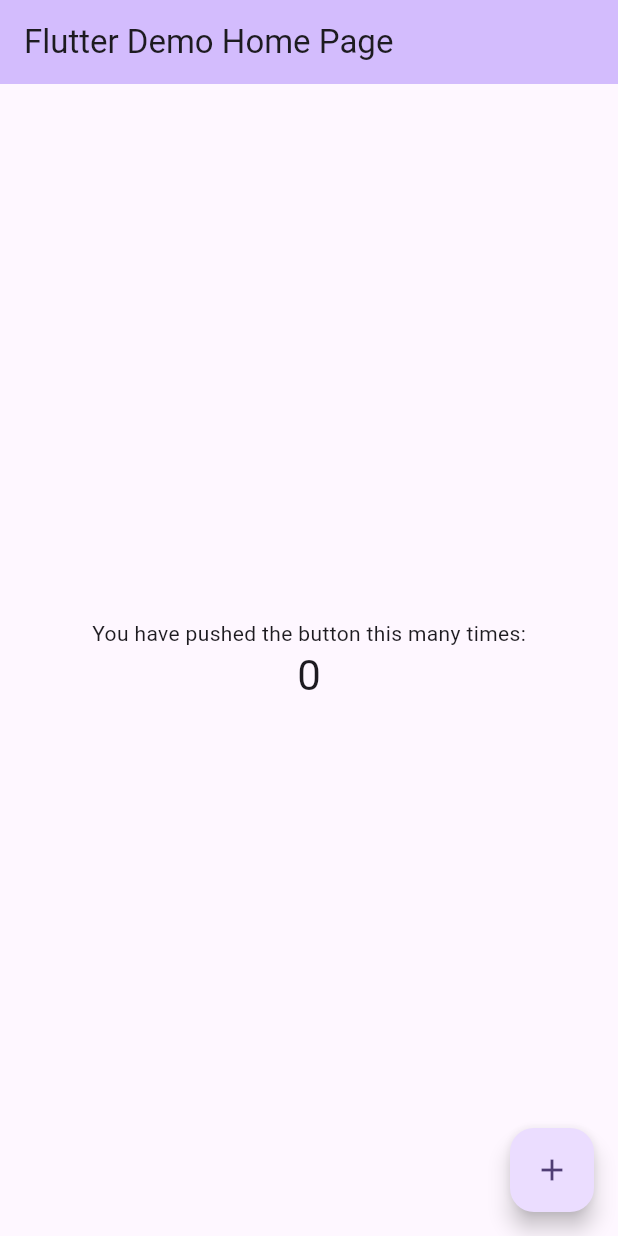
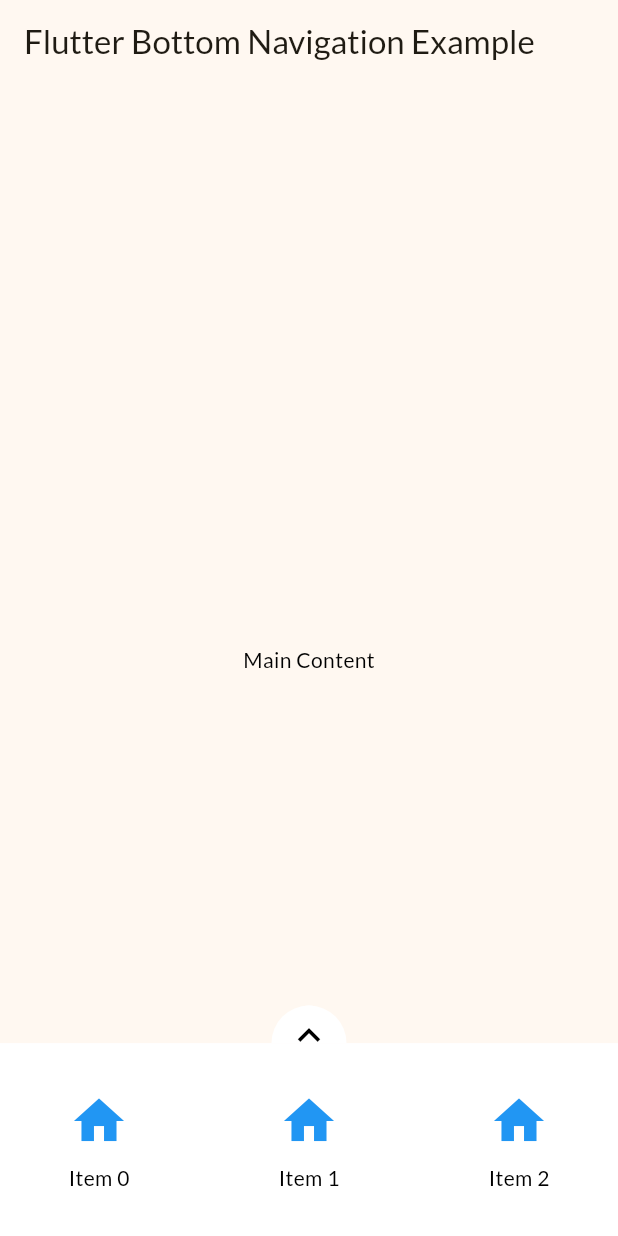
Before and after one commit to argigentarna/payungpribadi, a Flutter app: the screen it shows after launch, on a phone screen of 412 x 824 dp. Run offline on Flutter 3.47's test engine with Material 3 defaults, Android fonts, the phone set to English and light mode, and no system bars; our stand-ins replace google_fonts.

Commit message:
logic navigation menu on bottom

```diff
--- a/payungpribadi/lib/main.dart
+++ b/payungpribadi/lib/main.dart
@@ -1,4 +1,10 @@
 import 'package:flutter/material.dart';
+import 'package:google_fonts/google_fonts.dart';
+import 'package:payungpribadi/common/theme.dart';
+import 'package:payungpribadi/presentation/provider/app_notifier.dart';
+import 'package:payungpribadi/presentation/screen/main_screen.dart';
+import 'package:payungpribadi/presentation/screen/splash_screen.dart';
+import 'package:provider/provider.dart';
 
 void main() {
   runApp(const MyApp());
@@ -10,116 +16,28 @@
   // This widget is the root of your application.
   @override
   Widget build(BuildContext context) {
-    return MaterialApp(
-      title: 'Flutter Demo',
-      theme: ThemeData(
-        // This is the theme of your application.
-        //
-        // TRY THIS: Try running your application with "flutter run". You'll see
-        // the application has a purple toolbar. Then, without quitting the app,
-        // try changing the seedColor in the colorScheme below to Colors.green
-        // and then invoke "hot reload" (save your changes or press the "hot
-        // reload" button in a Flutter-supported IDE, or press "r" if you used
-        // the command line to start the app).
-        //
-        // Notice that the counter didn't reset back to zero; the application
-        // state is not lost during the reload. To reset the state, use hot
-        // restart instead.
-        //
-        // This works for code too, not just values: Most code changes can be
-        // tested with just a hot reload.
-        colorScheme: ColorScheme.fromSeed(seedColor: Colors.deepPurple),
-        useMaterial3: true,
+    return MultiProvider(
+      providers: [
+        ChangeNotifierProvider(
+          create: (_) => AppNotifier(),
+        ),
+      ],
+      child: MaterialApp(
+        title: 'Flutter Demo',
+        theme: ThemeData(
+          colorScheme: ColorScheme.fromSeed(seedColor: kPrimaryColor),
+          useMaterial3: true,
+          textTheme: GoogleFonts.latoTextTheme(
+            Theme.of(context)
+                .textTheme
+                .apply(bodyColor: Colors.black, displayColor: Colors.black),
+          ),
+        ),
+        home: const SplashScreen(),
+        routes: <String, WidgetBuilder>{
+          '/main_screen': (context) => MainScreen(),
+        },
       ),
-      home: const MyHomePage(title: 'Flutter Demo Home Page'),
     );
   }
 }
-
-class MyHomePage extends StatefulWidget {
-  const MyHomePage({super.key, required this.title});
-
-  // This widget is the home page of your application. It is stateful, meaning
-  // that it has a State object (defined below) that contains fields that affect
-  // how it looks.
-
-  // This class is the configuration for the state. It holds the values (in this
-  // case the title) provided by the parent (in this case the App widget) and
-  // used by the build method of the State. Fields in a Widget subclass are
-  // always marked "final".
-
-  final String title;
-
-  @override
-  State<MyHomePage> createState() => _MyHomePageState();
-}
-
-class _MyHomePageState extends State<MyHomePage> {
-  int _counter = 0;
-
-  void _incrementCounter() {
-    setState(() {
-      // This call to setState tells the Flutter framework that something has
-      // changed in this State, which causes it to rerun the build method below
-      // so that the display can reflect the updated values. If we changed
-      // _counter without calling setState(), then the build method would not be
-      // called again, and so nothing would appear to happen.
-      _counter++;
-    });
-  }
-
-  @override
-  Widget build(BuildContext context) {
-    // This method is rerun every time setState is called, for instance as done
-    // by the _incrementCounter method above.
-    //
-    // The Flutter framework has been optimized to make rerunning build methods
-    // fast, so that you can just rebuild anything that needs updating rather
-    // than having to individually change instances of widgets.
-    return Scaffold(
-      appBar: AppBar(
-        // TRY THIS: Try changing the color here to a specific color (to
-        // Colors.amber, perhaps?) and trigger a hot reload to see the AppBar
-        // change color while the other colors stay the same.
-        backgroundColor: Theme.of(context).colorScheme.inversePrimary,
-        // Here we take the value from the MyHomePage object that was created by
-        // the App.build method, and use it to set our appbar title.
-        title: Text(widget.title),
-      ),
-      body: Center(
-        // Center is a layout widget. It takes a single child and positions it
-        // in the middle of the parent.
-        child: Column(
-          // Column is also a layout widget. It takes a list of children and
-          // arranges them vertically. By default, it sizes itself to fit its
-          // children horizontally, and tries to be as tall as its parent.
-          //
-          // Column has various properties to control how it sizes itself and
-          // how it positions its children. Here we use mainAxisAlignment to
-          // center the children vertically; the main axis here is the vertical
-          // axis because Columns are vertical (the cross axis would be
-          // horizontal).
-          //
-          // TRY THIS: Invoke "debug painting" (choose the "Toggle Debug Paint"
-          // action in the IDE, or press "p" in the console), to see the
-          // wireframe for each widget.
-          mainAxisAlignment: MainAxisAlignment.center,
-          children: <Widget>[
-            const Text(
-              'You have pushed the button this many times:',
-            ),
-            Text(
-              '$_counter',
-              style: Theme.of(context).textTheme.headlineMedium,
-            ),
-          ],
-        ),
-      ),
-      floatingActionButton: FloatingActionButton(
-        onPressed: _incrementCounter,
-        tooltip: 'Increment',
-        child: const Icon(Icons.add),
-      ), // This trailing comma makes auto-formatting nicer for build methods.
-    );
-  }
-}
--- /dev/null
+++ b/payungpribadi/lib/presentation/provider/app_notifier.dart
@@ -0,0 +1,97 @@
+// ignore_for_file: unused_field, unused_element
+
+import 'dart:async';
+
+import 'package:flutter/foundation.dart';
+import 'package:flutter/material.dart';
+
+class AppNotifier extends ChangeNotifier {
+  int _selectedIndex = 0;
+  int get selectedIndex => _selectedIndex;
+
+  bool _isBottomSheetOpen = false;
+  bool get isBottomSheetOpen => _isBottomSheetOpen;
+
+  double _bottomSheetSize = 0.2;
+  double get bottomSheetSize => _isBottomSheetOpen ? 0.5 : 0.20;
+
+  final double _openSize = 0.6;
+  double get openSize => _openSize;
+
+  final double _closedSize = 0.2;
+  double get closedSize => _closedSize;
+
+  final DraggableScrollableController _draggableScrollableController =
+      DraggableScrollableController();
+  DraggableScrollableController get draggableScrollableController =>
+      _draggableScrollableController;
+
+  void setIndex(int index) {
+    if (_selectedIndex != index) {
+      _selectedIndex = index;
+      notifyListeners();
+    }
+  }
+
+  void toggleBottomSheet() {
+    if (_isBottomSheetOpen) {
+      closeBottomSheet();
+    } else {
+      openBottomSheet();
+    }
+  }
+
+  void updateBottomSheetSize() {
+    final double size = _draggableScrollableController.size;
+    final bool isSheetOpen =
+        size >= _openSize - 0.05; // Tolerance for partial open state
+
+    if (isSheetOpen != _isBottomSheetOpen) {
+      _isBottomSheetOpen = isSheetOpen;
+      _bottomSheetSize = isSheetOpen ? _openSize : 0.2;
+      notifyListeners();
+    }
+  }
+
+  void openBottomSheet({forceOpen = false}) {
+    Future.delayed(const Duration(milliseconds: 0)).then((value) {
+      if (!_isBottomSheetOpen || forceOpen) {
+        setBottomSheetSize(_openSize);
+      }
+    }).then((value) {
+      if (forceOpen) {
+        _isBottomSheetOpen = true;
+        notifyListeners();
+      }
+    });
+  }
+
+  void closeBottomSheet({forceClose = false}) {
+    Future.delayed(const Duration(milliseconds: 0)).then((value) {
+      if (_isBottomSheetOpen || forceClose) {
+        setBottomSheetSize(_closedSize);
+      }
+    }).then((value) {
+      if (forceClose) {
+        _isBottomSheetOpen = false;
+        notifyListeners();
+      }
+    });
+  }
+
+  void setBottomSheetSize(double size) {
+    _draggableScrollableController.animateTo(
+      size,
+      duration: const Duration(milliseconds: 100),
+      curve: Curves.bounceInOut,
+    );
+    _isBottomSheetOpen =
+        size >= _openSize * 0.5; // Update the state based on size
+    notifyListeners();
+  }
+
+  @override
+  void dispose() {
+    super.dispose();
+  }
+}
--- /dev/null
+++ b/payungpribadi/lib/presentation/screen/main_screen.dart
@@ -0,0 +1,160 @@
+// ignore_for_file: unused_element
+
+import 'package:flutter/foundation.dart';
+import 'package:flutter/material.dart';
+import 'package:payungpribadi/common/theme.dart';
+import 'package:payungpribadi/presentation/provider/app_notifier.dart';
+import 'package:provider/provider.dart';
+
+class MainScreen extends StatelessWidget {
+  const MainScreen({super.key});
+
+  @override
+  Widget build(BuildContext context) {
+    final appState = Provider.of<AppNotifier>(context);
+    final DraggableScrollableController controller =
+        appState.draggableScrollableController;
+
+    return Scaffold(
+      appBar: AppBar(
+        title: const Text('Flutter Bottom Navigation Example'),
+      ),
+      body: Stack(
+        children: [
+          const Center(child: Text('Main Content')),
+          DraggableScrollableSheet(
+            controller: controller,
+            initialChildSize: appState.bottomSheetSize,
+            // minChildSize: 0.20,
+            // maxChildSize: appState.openSize,
+            minChildSize: 0.20,
+            maxChildSize: 0.60,
+            builder:
+                (BuildContext context, ScrollController innerScrollController) {
+              innerScrollController.addListener(() {
+                appState.updateBottomSheetSize();
+              });
+              return NotificationListener<ScrollNotification>(
+                onNotification: (ScrollNotification notification) {
+                  if (notification is ScrollEndNotification) {
+                    final double size = controller.size;
+                    if (size > 0.2 && size < 0.3) {
+                      appState.closeBottomSheet(
+                        forceClose: true,
+                      );
+                    }
+
+                    if (size > 0.3 && size < 0.6) {
+                      appState.openBottomSheet(
+                        forceOpen: true,
+                      );
+                    }
+                  }
+                  return false;
+                },
+                child: Container(
+                  color: kTransparent,
+                  child: Column(
+                    children: [
+                      Stack(
+                        clipBehavior: Clip.none,
+                        children: [
+                          Container(
+                            color: Colors.transparent,
+                            child: Align(
+                              alignment: Alignment.topCenter,
+                              child: Container(
+                                width: 50.0,
+                                height: 25.0,
+                                decoration: const BoxDecoration(
+                                  color: Colors.white,
+                                  borderRadius: BorderRadius.only(
+                                    topLeft: Radius.circular(25.0),
+                                    topRight: Radius.circular(25.0),
+                                  ),
+                                ),
+                                child: Center(
+                                  child: Material(
+                                    color: Colors.transparent,
+                                    child: InkWell(
+                                      onTap: () {
+                                        appState.toggleBottomSheet();
+                                      },
+                                      splashColor: Colors.transparent,
+                                      highlightColor: Colors.transparent,
+                                      child: Container(
+                                        padding: const EdgeInsets.all(5.0),
+                                        decoration: const BoxDecoration(
+                                          color: Colors.white,
+                                          shape: BoxShape.circle,
+                                        ),
+                                        child: Icon(
+                                          appState.isBottomSheetOpen
+                                              ? Icons.keyboard_arrow_down
+                                              : Icons.keyboard_arrow_up,
+                                          size: 30,
+                                          color: Colors.black,
+                                        ),
+                                      ),
+                                    ),
+                                  ),
+                                ),
+                              ),
+                            ),
+                          ),
+                        ],
+                      ),
+                      Expanded(
+                        child: Container(
+                          color: kWhitePrimaryColor,
+                          child: Stack(
+                            children: [
+                              GridView.builder(
+                                controller: innerScrollController,
+                                gridDelegate:
+                                    const SliverGridDelegateWithFixedCrossAxisCount(
+                                  crossAxisCount: 3, // 3 kolom dalam grid
+                                  crossAxisSpacing: 8.0,
+                                  mainAxisSpacing: 8.0,
+                                ),
+                                itemCount: 9, // Total item di grid
+                                itemBuilder: (context, index) {
+                                  return GestureDetector(
+                                    onTap: () {
+                                      // Aksi saat item di-tap
+                                    },
+                                    child: Column(
+                                      mainAxisAlignment:
+                                          MainAxisAlignment.center,
+                                      children: [
+                                        const Icon(
+                                          Icons
+                                              .home, // Ganti dengan ikon sesuai item
+                                          size: 40,
+                                          color: Colors.blue,
+                                        ),
+                                        const SizedBox(height: 8.0),
+                                        Text(
+                                          'Item $index', // Ganti dengan label sesuai item
+                                          style: const TextStyle(fontSize: 14),
+                                        ),
+                                      ],
+                                    ),
+                                  );
+                                },
+                              ),
+                            ],
+                          ),
+                        ),
+                      ),
+                    ],
+                  ),
+                ),
+              );
+            },
+          ),
+        ],
+      ),
+    );
+  }
+}
```
Also changed, not shown: payungpribadi/lib/common/theme.dart (added, +25 -0 lines), payungpribadi/lib/presentation/screen/splash_screen.dart (added, +43 -0 lines), payungpribadi/lib/presentation/widgets/notch_clipper.dart (added, +33 -0 lines), payungpribadi/pubspec.yaml (+7 -69 lines), payungpribadi/package-lock.json (added), payungpribadi/pubspec.lock, 7 other files.
